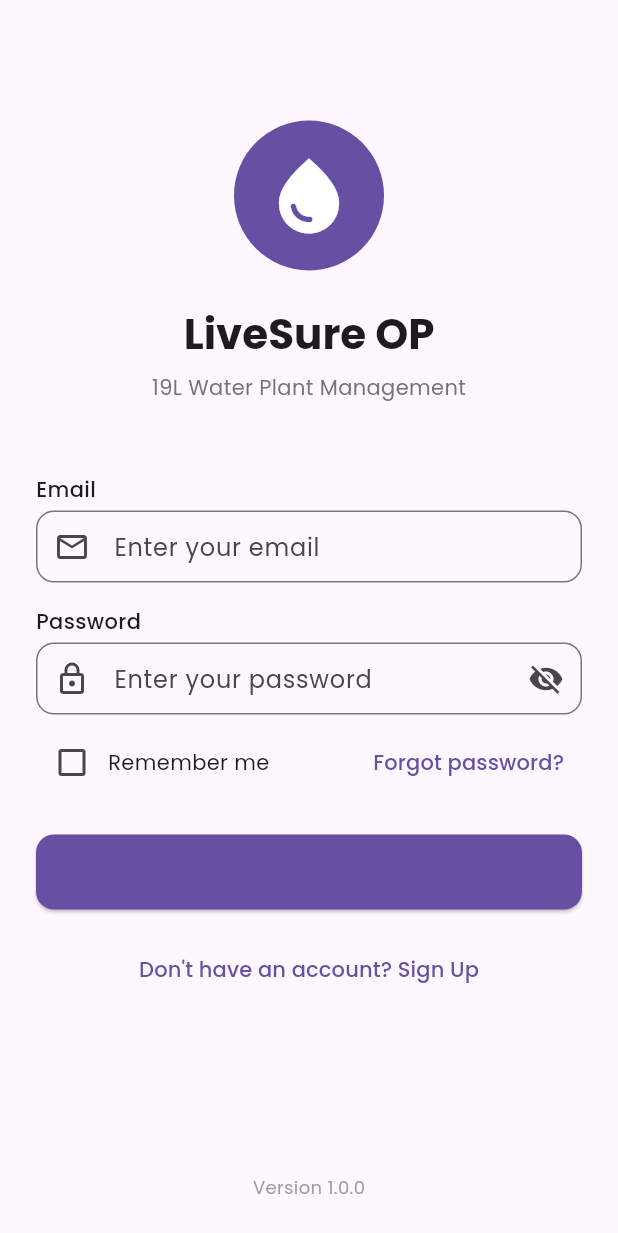
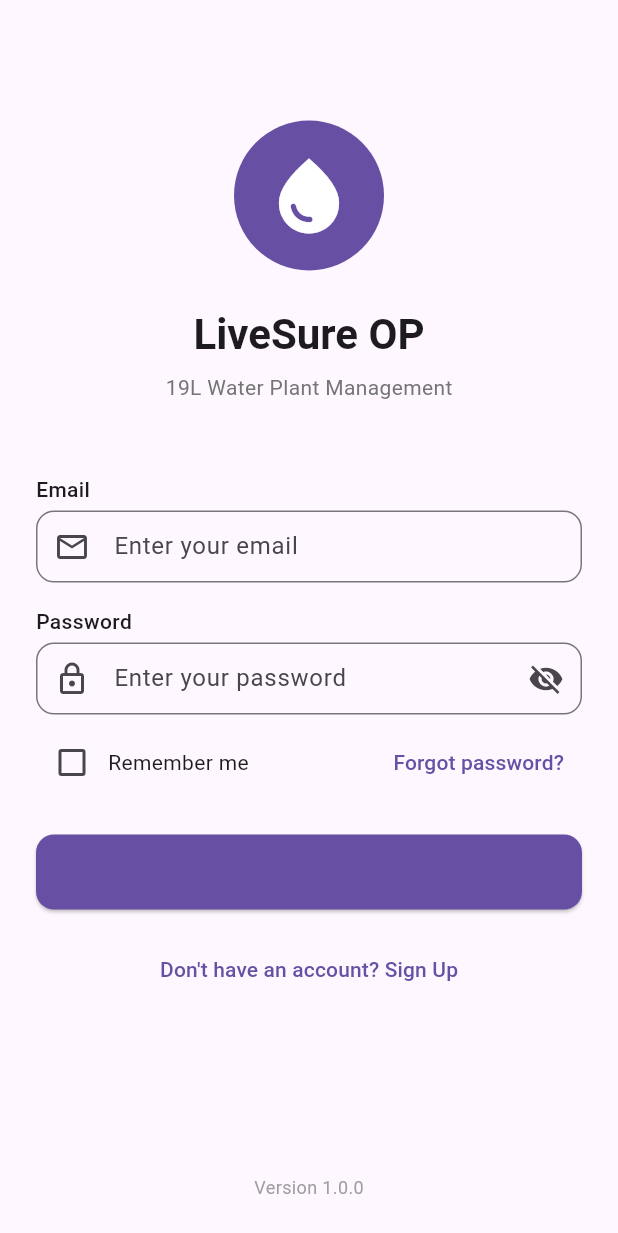
Before and after one commit to Faa786/livesure-new, a Flutter app: the screen it shows after launch, on a phone screen of 412 x 824 dp. Shown: the top 1233 px of the screen. Run offline on Flutter 3.47's test engine with Material 3 defaults, Android fonts, the phone set to English and light mode, and no system bars; our stand-ins replace equatable, firebase_core, firebase_messaging, flutter_dotenv, flutter_local_notifications, geocoding and 3 more; accounts and stored records are empty.

```diff
--- a/lib/main.dart
+++ b/lib/main.dart
@@ -49,7 +49,7 @@ class LiveSureApp extends StatelessWidget {
         theme: ThemeData(
           primarySwatch: Colors.blue,
           useMaterial3: true,
-          fontFamily: 'Poppins',
+
           appBarTheme: const AppBarTheme(
             elevation: 0,
             centerTitle: true,
```
